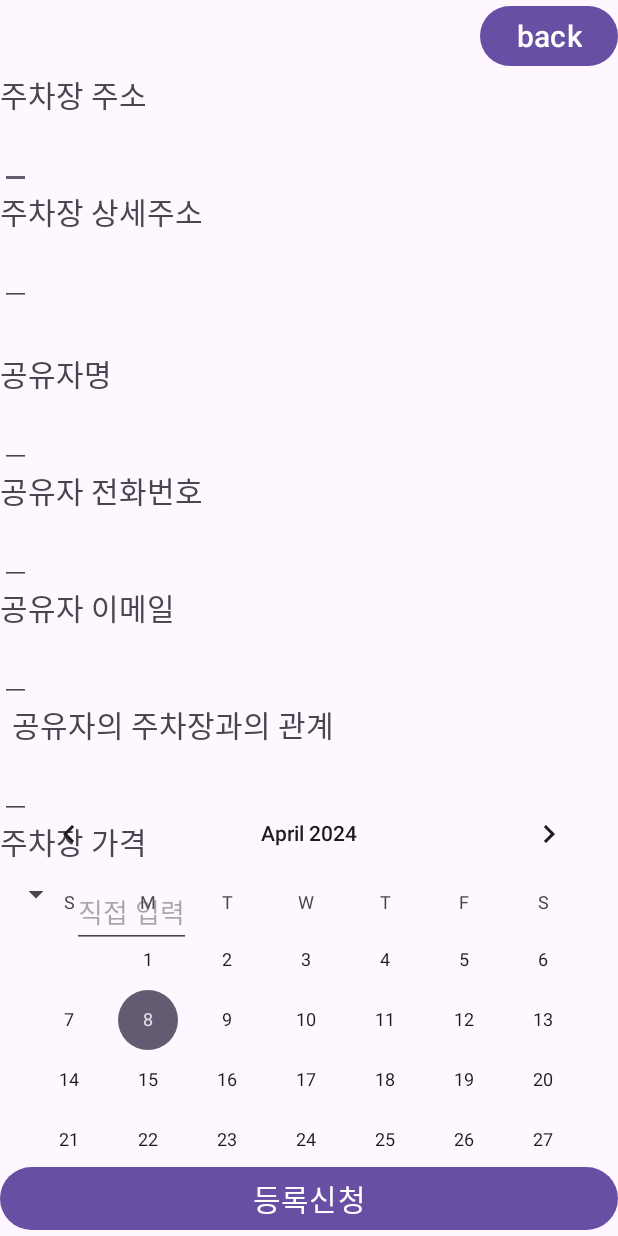
After one commit to rlaangks1/YeoDdaDae, an Android app: the ReservationParkActivity screen opened directly, with no data from a screen before it, on a phone screen of 412 x 824 dp. The commit adds this screen. Run offline under Robolectric (Android 15) with nearby library versions, the phone set to English and light mode, and no system bars; our stand-ins replace Firebase (no records; nobody signed in at launch, a user with empty details on screens opened directly).

Commit message:
주차장 예약 구현 중

```diff
--- a/YeoDdaDae/app/src/main/AndroidManifest.xml
+++ b/YeoDdaDae/app/src/main/AndroidManifest.xml
@@ -27,6 +27,7 @@
         <activity android:name=".RegisterActivity"/>
         <activity android:name=".MainActivity"/>
         <activity android:name=".FindParkActivity"/>
+        <activity android:name=".ReservationParkActivity"/>
         <activity android:name=".FindGasStationActivity"/>
         <activity android:name=".NavigationActivity"/>
         <activity android:name=".ShareParkActivity"/>
--- a/YeoDdaDae/app/src/main/java/com/bucheon/yeoddadae/FindParkActivity.java
+++ b/YeoDdaDae/app/src/main/java/com/bucheon/yeoddadae/FindParkActivity.java
@@ -64,6 +64,7 @@ public class FindParkActivity extends AppCompatActivity implements TMapGpsManage
     Button sortByParkPriceBtn;
     Button cancelNaviBtn;
     Button toStartNaviBtn;
+    Button toReservationBtn;
     Button searchStartBtn;
     ConstraintLayout searchConstraintLayout;
     EditText searchEdTxt;
@@ -92,6 +93,7 @@ public class FindParkActivity extends AppCompatActivity implements TMapGpsManage
     TMapPoint nowPoint = new TMapPoint(lat, lon);
     TMapPoint naviEndPoint;
     String naviEndPointName;
+    String reservationFirestoreDocumentId;
     TMapGpsManager gpsManager;
     TMapView tMapView;
     TMapCircle tMapCircle;
@@ -119,6 +121,7 @@ public class FindParkActivity extends AppCompatActivity implements TMapGpsManage
         sortByParkPriceBtn = findViewById(R.id.sortByParkPriceBtn);
         cancelNaviBtn = findViewById(R.id.cancelNaviBtn);
         toStartNaviBtn = findViewById(R.id.toStartNaviBtn);
+        toReservationBtn = findViewById(R.id.toReservationBtn);
         searchStartBtn = findViewById(R.id.searchStartBtn);
         searchConstraintLayout = findViewById(R.id.searchConstraintLayout);
         searchEdTxt = findViewById(R.id.searchEdTxt);
@@ -296,6 +299,7 @@ public class FindParkActivity extends AppCompatActivity implements TMapGpsManage
                         searchStartBtn.setVisibility(View.VISIBLE);
                         cancelNaviBtn.setVisibility(View.GONE);
                         toStartNaviBtn.setVisibility(View.GONE);
+                        toReservationBtn.setVisibility(View.GONE);
 
                         findPark(nowSort);
                     }
@@ -311,6 +315,15 @@ public class FindParkActivity extends AppCompatActivity implements TMapGpsManage
                 naviIntent.putExtra("endPointLon", naviEndPoint.getLongitude());
                 naviIntent.putExtra("endPointName", naviEndPointName);
                 startActivity(naviIntent);
+            }
+        });
+
+        toReservationBtn.setOnClickListener(new View.OnClickListener() {
+            @Override
+            public void onClick(View v) {
+                Intent reservationIntent = new Intent(getApplicationContext(), ReservationParkActivity.class);
+                reservationIntent.putExtra("fireStoreDocumentId", reservationFirestoreDocumentId);
+                startActivity(reservationIntent);
             }
         });
 
@@ -342,7 +355,7 @@ public class FindParkActivity extends AppCompatActivity implements TMapGpsManage
 
                             for (int i = 0; i < arrayList.size(); i++) {
                                 TMapPOIItem item = arrayList.get(i);
-                                spa.addItem(new ParkItem(123, item.name, item.radius, null, null, null, 0, item.frontLat, item.frontLon));
+                                spa.addItem(new ParkItem(123, item.name, item.radius, null, null, null, 0, item.frontLat, item.frontLon, null));
                                 addedNames.add(item.name);
                             }
 
@@ -356,7 +369,7 @@ public class FindParkActivity extends AppCompatActivity implements TMapGpsManage
                                     for (int i = 0; i < arrayList2.size(); i++) {
                                         TMapPOIItem item2 = arrayList2.get(i);
                                         if (!addedNames.contains(item2.name)) {
-                                            spa.addItem(new ParkItem(0, item2.name, item2.radius, null, item2.telNo, null, 0, item2.frontLat, item2.frontLon));
+                                            spa.addItem(new ParkItem(0, item2.name, item2.radius, null, item2.telNo, null, 0, item2.frontLat, item2.frontLon, null));
 
                                         }
                                     }
@@ -454,6 +467,10 @@ public class FindParkActivity extends AppCompatActivity implements TMapGpsManage
                                 searchStartBtn.setVisibility(View.GONE);
                                 cancelNaviBtn.setVisibility(View.VISIBLE);
                                 toStartNaviBtn.setVisibility(View.VISIBLE);
+                                if (clickedPark.getType() == 3) {
+                                    reservationFirestoreDocumentId = clickedPark.getFirebaseDocumentId();
+                                    toReservationBtn.setVisibility(View.VISIBLE);
+                                }
                             }
                         });
                     }
@@ -572,7 +589,7 @@ public class FindParkActivity extends AppCompatActivity implements TMapGpsManage
                         for (int i = 0; i < arrayList.size(); i++) {
                             TMapPOIItem item = arrayList.get(i);
 
-                            parkAdapter.addItem(new ParkItem(0, item.name, item.radius, item.fee, item.telNo, item.additionalInfo, 0, item.frontLat, item.frontLon));
+                            parkAdapter.addItem(new ParkItem(0, item.name, item.radius, item.fee, item.telNo, item.additionalInfo, 0, item.frontLat, item.frontLon, null));
                             TMapPoint tpoint = new TMapPoint(Double.parseDouble(item.frontLat), Double.parseDouble(item.frontLon));
                             TMapMarkerItem tItem = new TMapMarkerItem();
                             tItem.setTMapPoint(tpoint);
@@ -688,6 +705,10 @@ public class FindParkActivity extends AppCompatActivity implements TMapGpsManage
                             searchStartBtn.setVisibility(View.GONE);
                             cancelNaviBtn.setVisibility(View.VISIBLE);
                             toStartNaviBtn.setVisibility(View.VISIBLE);
+                            if (clickedPark.getType() == 3) {
+                                reservationFirestoreDocumentId = clickedPark.getFirebaseDocumentId();
+                                toReservationBtn.setVisibility(View.VISIBLE);
+                            }
                         }
                     });
                 }
--- a/YeoDdaDae/app/src/main/java/com/bucheon/yeoddadae/FirestoreDatabase.java
+++ b/YeoDdaDae/app/src/main/java/com/bucheon/yeoddadae/FirestoreDatabase.java
@@ -274,7 +274,7 @@ public class FirestoreDatabase {
                         double distance = (R * c) / 1000; // km 단위
 
                         if (distance <= radiusKiloMeter) {
-                            resultList.add(new ParkItem(3, Integer.toString(i.get()), Double.toString(distance), "10000", (String) document.get("ownerPhone"), "부가", 0, Double.toString(resultLat), Double.toString(resultLon)));
+                            resultList.add(new ParkItem(3, Integer.toString(i.get()), Double.toString(distance), "10000", (String) document.get("ownerPhone"), "부가", 0, Double.toString(resultLat), Double.toString(resultLon), document.getId()));
                             i.getAndIncrement();
                         }
                     }
@@ -288,6 +288,26 @@ public class FirestoreDatabase {
                 })
                 .addOnFailureListener(e -> {
                     Log.d(TAG, "데이터 검색 오류", e);
+                    listener.onDataLoadError(e.getMessage());
+                });
+    }
+
+    public void loadShareParkInfo (String firestoreDocumentId, OnFirestoreDataLoadedListener listener) {
+        HashMap<String, Object> hm = new HashMap<>();
+
+        db.collection("sharePark")
+                .document(firestoreDocumentId)
+                .get()
+                .addOnSuccessListener(documentSnapshot -> {
+                    if (documentSnapshot.exists()) {
+                        // 문서가 존재할 경우 해당 문서의 데이터를 HashMap에 넣음
+                        hm.putAll(documentSnapshot.getData());
+                        listener.onDataLoaded(hm);
+                    } else {
+                        listener.onDataLoadError("해당 문서가 존재하지 않음");
+                    }
+                })
+                .addOnFailureListener(e -> {
                     listener.onDataLoadError(e.getMessage());
                 });
     }
--- a/YeoDdaDae/app/src/main/java/com/bucheon/yeoddadae/ParkItem.java
+++ b/YeoDdaDae/app/src/main/java/com/bucheon/yeoddadae/ParkItem.java
@@ -10,8 +10,9 @@ public class ParkItem {
     private int starRate; // 0:☆☆☆☆☆, 5: ★★★★★
     private double lat;
     private double lon;
+    private String firestoreDocumentId;
 
-    public ParkItem(int type, String name, String radius, String parkPrice, String phone, String addition, int starRate, String lat, String lon) {
+    public ParkItem(int type, String name, String radius, String parkPrice, String phone, String addition, int starRate, String lat, String lon, String firestoreDocumentId) {
         if (type == 0) {
             if (name.contains("주차장")) {
                 if (name.contains("공영")) {
@@ -36,6 +37,7 @@ public class ParkItem {
         this.starRate = starRate;
         this.lat = Double.parseDouble(lat);
         this.lon = Double.parseDouble(lon);
+        this.firestoreDocumentId = firestoreDocumentId;
     }
 
     public int getType() {
@@ -72,4 +74,8 @@ public class ParkItem {
     public double getLon() {
         return lon;
     }
+
+    public String getFirebaseDocumentId() {
+        return firestoreDocumentId;
+    }
 }
--- /dev/null
+++ b/YeoDdaDae/app/src/main/java/com/bucheon/yeoddadae/ReservationParkActivity.java
@@ -0,0 +1,42 @@
+package com.bucheon.yeoddadae;
+
+import static android.content.ContentValues.TAG;
+
+import android.content.Intent;
+import android.os.Bundle;
+import android.util.Log;
+
+import androidx.appcompat.app.AppCompatActivity;
+
+import java.util.HashMap;
+
+public class ReservationParkActivity extends AppCompatActivity {
+    String reservationFirestoreDocumentId;
+    @Override
+    protected void onCreate(Bundle savedInstanceState) {
+        super.onCreate(savedInstanceState);
+        setContentView(R.layout.activity_reservation_park);
+
+        Intent inIntent = getIntent();
+        reservationFirestoreDocumentId = inIntent.getStringExtra("fireStoreDocumentId");
+
+        FirestoreDatabase fd = new FirestoreDatabase();
+
+        fd. loadShareParkInfo(reservationFirestoreDocumentId, new OnFirestoreDataLoadedListener() {
+            @Override
+            public void onDataLoaded(Object data) {
+                HashMap<String, Object> hm = (HashMap<String, Object>) data;
+
+                for (String key : hm.keySet()) {
+                    Object value = hm.get(key);
+                    Log.d(TAG, "Key: " + key + ", Value: " + value);
+                }
+            }
+
+            @Override
+            public void onDataLoadError(String errorMessage) {
+                Log.d(TAG, errorMessage);
+            }
+        });
+    }
+}
--- a/YeoDdaDae/app/src/main/res/layout/activity_find_park.xml
+++ b/YeoDdaDae/app/src/main/res/layout/activity_find_park.xml
@@ -91,6 +91,16 @@
                 android:layout_height="wrap_content"
                 app:layout_constraintTop_toBottomOf="@id/parkListView"
                 app:layout_constraintRight_toRightOf="@id/parkListView"
+                android:visibility="gone"/>
+
+            <Button
+                android:id="@+id/toReservationBtn"
+                android:text="예약하기"
+                android:layout_width="wrap_content"
+                android:layout_height="wrap_content"
+                app:layout_constraintTop_toBottomOf="@id/parkListView"
+                app:layout_constraintLeft_toRightOf="@id/cancelNaviBtn"
+                app:layout_constraintRight_toLeftOf="@id/toStartNaviBtn"
                 android:visibility="gone"/>
 
         </androidx.constraintlayout.widget.ConstraintLayout>
--- /dev/null
+++ b/YeoDdaDae/app/src/main/res/layout/activity_reservation_park.xml
@@ -0,0 +1,190 @@
+<?xml version="1.0" encoding="utf-8"?>
+<androidx.constraintlayout.widget.ConstraintLayout
+    xmlns:android="http://schemas.android.com/apk/res/android"
+    xmlns:app="http://schemas.android.com/apk/res-auto"
+    xmlns:tools="http://schemas.android.com/tools"
+    android:layout_width="match_parent"
+    android:layout_height="match_parent"
+    tools:context=".ReservationParkActivity">
+
+    <Button
+        android:id="@+id/shareParkBackBtn"
+        android:text="back"
+        android:textSize="20sp"
+        android:layout_width="wrap_content"
+        android:layout_height="wrap_content"
+        app:layout_constraintEnd_toEndOf="parent"
+        app:layout_constraintTop_toTopOf="parent" />
+    <TextView
+        android:id="@+id/parkAddressTxt"
+        android:text="주차장 주소"
+        android:textSize="20sp"
+        android:layout_width="wrap_content"
+        android:layout_height="wrap_content"
+        app:layout_constraintTop_toBottomOf="@id/shareParkBackBtn"
+        app:layout_constraintLeft_toLeftOf="parent"/>
+    <EditText
+        android:id="@+id/parkAddressEditTxt"
+        android:textSize="20sp"
+        android:layout_width="wrap_content"
+        android:layout_height="wrap_content"
+        app:layout_constraintTop_toBottomOf="@id/parkAddressTxt"
+        app:layout_constraintLeft_toLeftOf="parent"/>
+    <TextView
+        android:id="@+id/parkDetailAddressTxt"
+        android:textSize="20sp"
+        android:text="주차장 상세주소"
+        android:layout_width="wrap_content"
+        android:layout_height="wrap_content"
+        app:layout_constraintTop_toBottomOf="@id/parkAddressEditTxt"
+        app:layout_constraintLeft_toLeftOf="parent"/>
+    <EditText
+        android:id="@+id/parkDetailAddressEditTxt"
+        android:textSize="20sp"
+        android:layout_width="wrap_content"
+        android:layout_height="wrap_content"
+        app:layout_constraintTop_toBottomOf="@id/parkDetailAddressTxt"
+        app:layout_constraintLeft_toLeftOf="parent"/>
+    <TextView
+        android:id="@+id/sharerNameTxt"
+        android:textSize="20sp"
+        android:text="공유자명"
+        android:layout_marginTop="30dp"
+        android:layout_width="wrap_content"
+        android:layout_height="wrap_content"
+        app:layout_constraintTop_toBottomOf="@id/parkDetailAddressEditTxt"
+        app:layout_constraintLeft_toLeftOf="parent"/>
+    <EditText
+        android:id="@+id/sharerNameEditTxt"
+        android:textSize="20sp"
+        android:layout_width="wrap_content"
+        android:layout_height="wrap_content"
+        app:layout_constraintTop_toBottomOf="@id/sharerNameTxt"
+        app:layout_constraintLeft_toLeftOf="parent"/>
+    <TextView
+        android:id="@+id/sharerPhoneTxt"
+        android:textSize="20sp"
+        android:text="공유자 전화번호"
+        android:layout_width="wrap_content"
+        android:layout_height="wrap_content"
+        app:layout_constraintTop_toBottomOf="@id/sharerNameEditTxt"
+        app:layout_constraintLeft_toLeftOf="parent"/>
+    <EditText
+        android:id="@+id/sharerPhoneEditTxt"
+        android:textSize="20sp"
+        android:layout_width="wrap_content"
+        android:layout_height="wrap_content"
+        app:layout_constraintTop_toBottomOf="@id/sharerPhoneTxt"
+        app:layout_constraintLeft_toLeftOf="parent"/>
+    <TextView
+        android:id="@+id/sharerEmailTxt"
+        android:textSize="20sp"
+        android:text="공유자 이메일"
+        android:layout_width="wrap_content"
+        android:layout_height="wrap_content"
+        app:layout_constraintTop_toBottomOf="@id/sharerPhoneEditTxt"
+        app:layout_constraintLeft_toLeftOf="parent"/>
+    <EditText
+        android:id="@+id/sharerEmailEditTxt"
+        android:textSize="20sp"
+        android:layout_width="wrap_content"
+        android:layout_height="wrap_content"
+        app:layout_constraintTop_toBottomOf="@id/sharerEmailTxt"
+        app:layout_constraintLeft_toLeftOf="parent"/>
+    <TextView
+        android:id="@+id/sharerRelationTxt"
+        android:layout_width="wrap_content"
+        android:layout_height="wrap_content"
+        android:layout_marginLeft="8dp"
+        android:text="공유자의 주차장과의 관계"
+        android:textSize="20sp"
+        app:layout_constraintLeft_toLeftOf="parent"
+        app:layout_constraintTop_toBottomOf="@id/sharerEmailEditTxt" />
+    <EditText
+        android:id="@+id/sharerRelationEditTxt"
+        android:textSize="20sp"
+        android:layout_width="wrap_content"
+        android:layout_height="wrap_content"
+        app:layout_constraintTop_toBottomOf="@id/sharerRelationTxt"
+        app:layout_constraintLeft_toLeftOf="parent"/>
+    <!-- 주차장 가격 관련 뷰들 -->
+    <TextView
+        android:id="@+id/parkPriceTxt"
+        android:textSize="20sp"
+        android:layout_width="wrap_content"
+        android:layout_height="wrap_content"
+        android:text="주차장 가격"
+        app:layout_constraintStart_toStartOf="parent"
+        app:layout_constraintTop_toBottomOf="@id/sharerRelationEditTxt" />
+    <Spinner
+        android:id="@+id/timeSpinner"
+        android:layout_width="wrap_content"
+        android:layout_height="wrap_content"
+        android:layout_marginTop="8dp"
+        app:layout_constraintHorizontal_chainStyle="packed"
+        app:layout_constraintStart_toStartOf="@id/parkPriceTxt"
+        app:layout_constraintTop_toBottomOf="@id/parkPriceTxt"
+        tools:listitem="@android:layout/simple_spinner_dropdown_item" />
+    <EditText
+        android:id="@+id/priceEditText"
+        android:layout_width="wrap_content"
+        android:layout_height="wrap_content"
+        android:hint="직접 입력"
+        app:layout_constraintStart_toEndOf="@+id/timeSpinner"
+        app:layout_constraintTop_toTopOf="@+id/timeSpinner" />
+    <CalendarView
+        android:id="@+id/calendarView"
+        android:layout_width="match_parent"
+        android:layout_height="wrap_content"
+        android:layout_marginTop="16dp"
+        app:layout_constraintTop_toBottomOf="@id/timeSpinner"
+        android:layout_marginBottom="16dp"
+        app:layout_constraintBottom_toTopOf="@id/registrationBtn"/>
+    <TextView
+        android:id="@+id/selectedDateTextView"
+        android:textSize="18sp"
+        android:textColor="@android:color/black"
+        android:layout_width="wrap_content"
+        android:layout_height="wrap_content"
+        android:layout_marginTop="8dp"
+        app:layout_constraintTop_toBottomOf="@id/calendarView"
+        app:layout_constraintStart_toStartOf="parent"
+        android:layout_marginStart="16dp"/>
+    <TextView
+        android:id="@+id/timeSelectionTxt"
+        android:text="시간 선택:"
+        android:textSize="18sp"
+        android:layout_width="wrap_content"
+        android:layout_height="wrap_content"
+        android:layout_marginTop="8dp"
+        app:layout_constraintTop_toBottomOf="@id/calendarView"
+        app:layout_constraintStart_toStartOf="parent"
+        android:layout_marginStart="16dp"/>
+    <Spinner
+        android:id="@+id/tmSpinner"
+        android:layout_width="wrap_content"
+        android:layout_height="wrap_content"
+        android:layout_marginTop="8dp"
+        app:layout_constraintTop_toBottomOf="@id/timeSelectionTxt"
+        app:layout_constraintStart_toStartOf="parent"/>
+    <Button
+        android:id="@+id/reservationButton"
+        android:layout_width="match_parent"
+        android:layout_height="wrap_content"
+        android:text="예약하기"
+        android:textSize="20sp"
+        app:layout_constraintTop_toBottomOf="@id/tmSpinner"
+        app:layout_constraintStart_toStartOf="parent"
+        app:layout_constraintEnd_toEndOf="parent"
+        android:layout_marginTop="16dp"/>
+    <Button
+        android:id="@+id/registrationBtn"
+        android:text="등록신청"
+        android:textSize="20sp"
+        android:layout_width="match_parent"
+        android:layout_height="wrap_content"
+        app:layout_constraintBottom_toBottomOf="parent"
+        app:layout_constraintLeft_toLeftOf="parent"
+        app:layout_constraintRight_toRightOf="parent"
+        />
+</androidx.constraintlayout.widget.ConstraintLayout>
```
